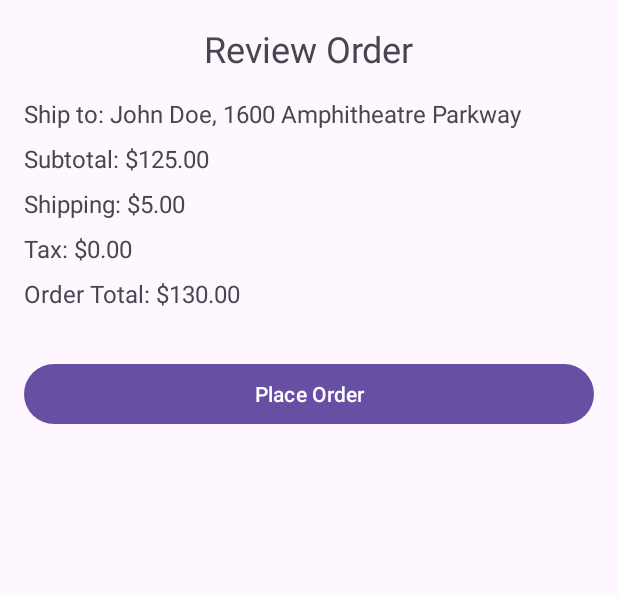
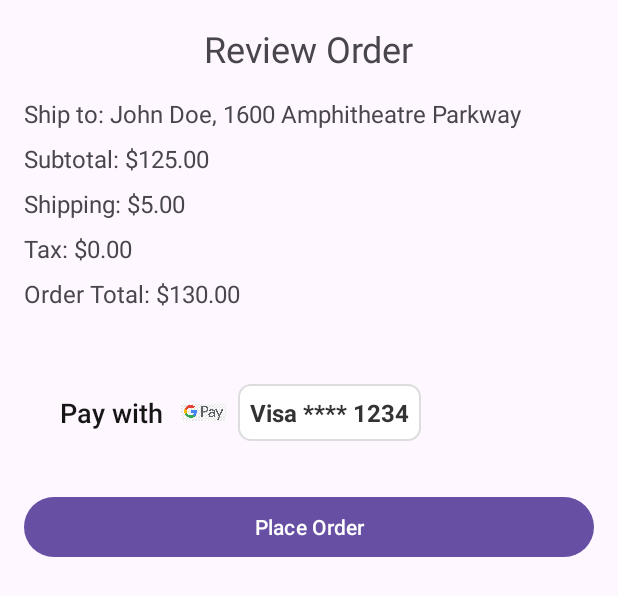
Before and after one commit to Avhishekshrestha/MensShoe, an Android app: the layout activity_review_order.xml on its own in the app's theme, with its tools: preview values and no code run, on a phone screen of 412 x 824 dp. Shown: the top 596 px of the screen. Run offline under Robolectric (Android 15) with nearby library versions, the phone set to English and light mode, and no system bars.

Commit message:
first commit

```diff
--- a/app/src/main/res/layout/activity_main.xml
+++ b/app/src/main/res/layout/activity_main.xml
@@ -48,5 +48,7 @@
         android:layout_width="match_parent"
         android:layout_height="wrap_content"
         android:text="Buy with G Pay"
-        android:layout_marginTop="16dp" />
+        android:layout_marginTop="16dp"/>
+
+
 </LinearLayout>
--- a/app/src/main/res/layout/activity_payment_info.xml
+++ b/app/src/main/res/layout/activity_payment_info.xml
@@ -5,6 +5,16 @@
     android:orientation="vertical"
     android:padding="16dp"
     android:background="#F5F5F5">
+    <LinearLayout
+        android:layout_width="wrap_content"
+        android:layout_height="wrap_content"
+        android:orientation="horizontal"
+        android:background="#C3A6A6">
+        <ImageView
+            android:layout_width="wrap_content"
+            android:layout_height="wrap_content"
+            android:src="@drawable/shoe_image"/>
+    </LinearLayout>
 
     <TextView
         android:layout_width="wrap_content"
--- a/app/src/main/res/layout/activity_review_order.xml
+++ b/app/src/main/res/layout/activity_review_order.xml
@@ -53,10 +53,58 @@
         android:textSize="16sp"
         android:layout_marginBottom="16dp" />
 
+    <LinearLayout
+        android:id="@+id/pay_with_google_pay_button"
+        android:layout_width="match_parent"
+        android:layout_height="wrap_content"
+        android:orientation="horizontal"
+        android:gravity="center_vertical"
+        android:layout_marginTop="16dp"
+        android:background="?attr/selectableItemBackground"
+        android:clickable="true"
+        android:focusable="true"
+        android:padding="12dp">
+        <TextView
+            android:layout_width="wrap_content"
+            android:layout_height="wrap_content"
+            android:text="Pay with"
+            android:textSize="18sp"
+            android:textColor="#171616"
+            android:fontFamily="sans-serif-medium"
+            android:padding="12dp"
+            android:drawablePadding="8dp"/>
+
+
+        <ImageView
+            android:id="@+id/gpay_logo"
+            android:layout_width="30dp"
+            android:layout_height="match_parent"
+            android:layout_marginEnd="8dp"
+            android:contentDescription="Google Pay Logo"
+            android:src="@drawable/gpay" />
+
+
+        <TextView
+            android:id="@+id/visa_text"
+            android:layout_width="wrap_content"
+            android:layout_height="wrap_content"
+            android:text="Visa **** 1234"
+            android:gravity="right"
+            android:textSize="16sp"
+            android:textColor="#333333"
+            android:layout_marginEnd="8dp"
+            android:background="@drawable/text_background"
+            android:padding="8dp"
+            android:textStyle="bold"
+            android:layout_alignParentEnd="true" />
+
+    </LinearLayout>
+
     <Button
         android:id="@+id/place_order_button"
         android:layout_width="match_parent"
         android:layout_height="wrap_content"
         android:text="Place Order"
         android:layout_marginTop="16dp" />
+
 </LinearLayout>
```
Also changed, not shown: app/src/main/res/drawable/gpay.jpg (added), app/src/main/res/drawable/gpay.png (added).
